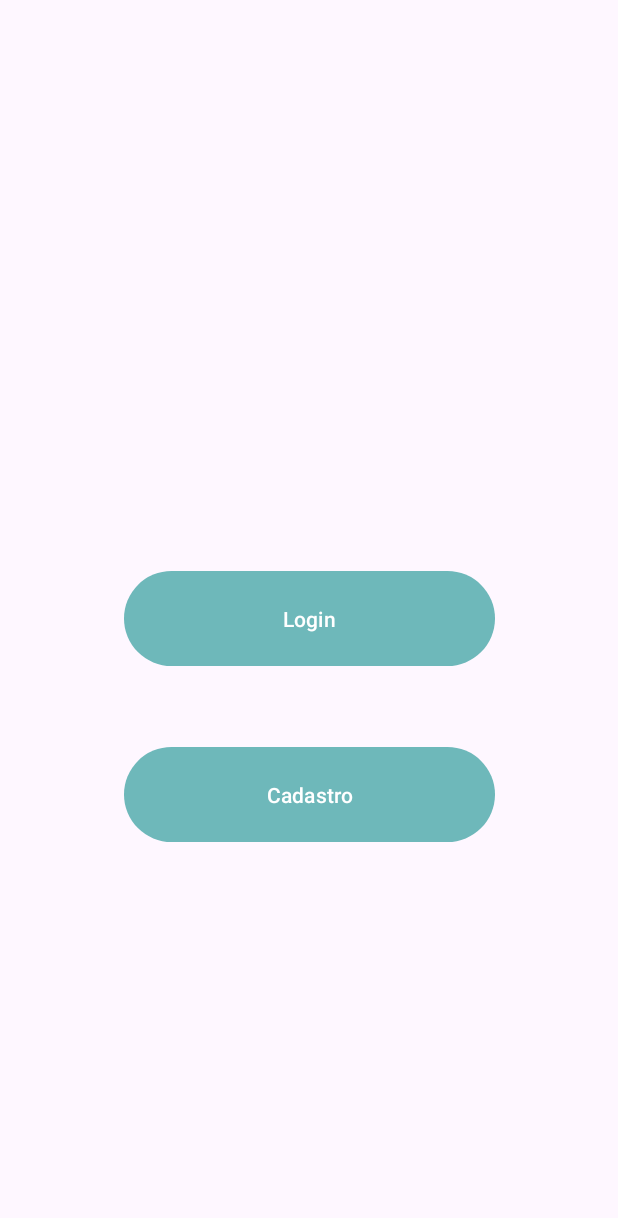
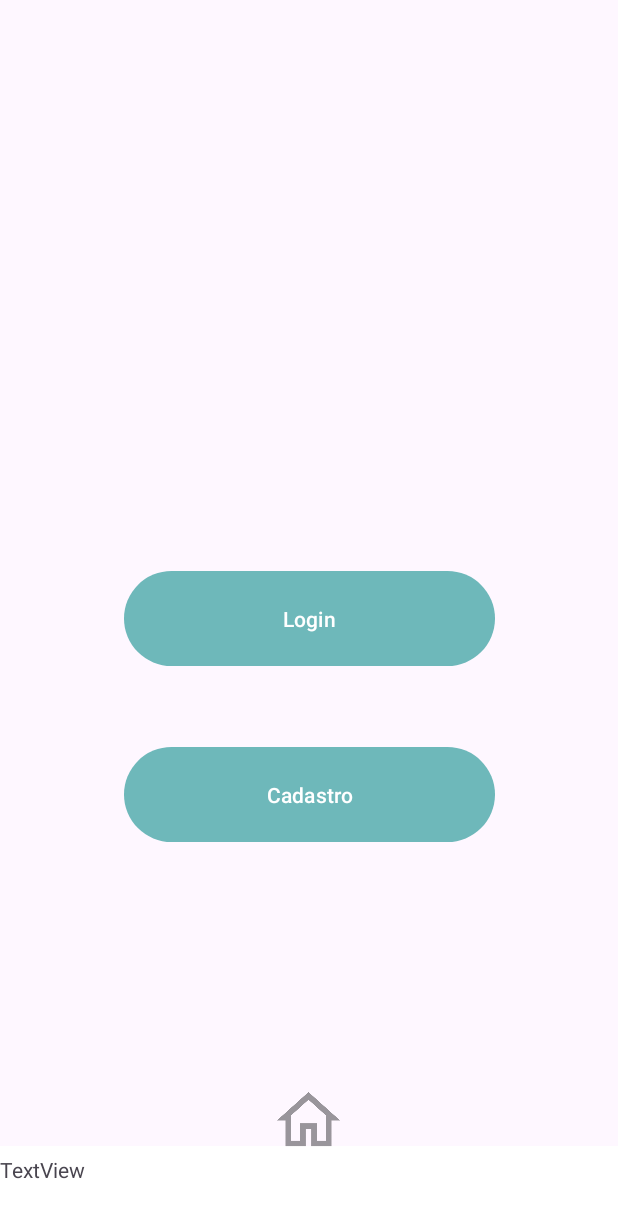
Before and after one commit to aaaaaaaaana/sprint3, an Android app: the screen it shows after launch (MainActivity), on a phone screen of 412 x 824 dp. Shown: the top 1218 px of the screen. Run offline under Robolectric (Android 15) with nearby library versions, the phone set to English and light mode, and no system bars.

Commit message:
menu embaixo esqueci o nome

```diff
--- a/app/src/main/res/layout/activity_main.xml
+++ b/app/src/main/res/layout/activity_main.xml
@@ -29,4 +29,53 @@
         app:layout_constraintStart_toStartOf="parent"
         app:layout_constraintTop_toTopOf="parent"
         app:layout_constraintVertical_bias="0.656" />
+
+    <androidx.coordinatorlayout.widget.CoordinatorLayout
+        android:layout_width="match_parent"
+        android:layout_height="100dp"
+        app:layout_constraintBottom_toBottomOf="parent"
+        app:layout_constraintEnd_toEndOf="parent"
+        app:layout_constraintStart_toStartOf="parent">
+
+        <com.google.android.material.bottomappbar.BottomAppBar
+            android:layout_width="match_parent"
+            android:layout_height="60dp"
+            app:backgroundTint="@color/white"
+            android:layout_gravity="bottom"
+            android:id="@+id/menu">
+        </com.google.android.material.bottomappbar.BottomAppBar>
+
+        <LinearLayout
+            android:layout_width="match_parent"
+            android:layout_height="match_parent"
+            android:orientation="horizontal">
+
+            <LinearLayout
+                android:layout_width="match_parent"
+                android:layout_height="match_parent"
+                android:orientation="vertical">
+
+                <ImageView
+                    android:id="@+id/imageView12"
+                    android:layout_width="158dp"
+                    android:layout_height="46dp"
+                    app:layout_anchor="@+id/menu"
+                    android:layout_gravity="center_horizontal"
+                    app:srcCompat="@drawable/home" />
+
+                <TextView
+                    android:id="@+id/textView12"
+                    android:layout_width="match_parent"
+                    android:layout_height="wrap_content"
+                    android:text="TextView" />
+
+            </LinearLayout>
+
+        </LinearLayout>
+
+
+
+    </androidx.coordinatorlayout.widget.CoordinatorLayout>
+
+
 </androidx.constraintlayout.widget.ConstraintLayout>
--- /dev/null
+++ b/app/src/main/res/values/dimens.xml
@@ -0,0 +1,5 @@
+<resources>
+    <!-- Default screen margins, per the Android Design guidelines. -->
+    <dimen name="activity_horizontal_margin">16dp</dimen>
+    <dimen name="activity_vertical_margin">16dp</dimen>
+</resources>
--- a/app/src/main/res/values/strings.xml
+++ b/app/src/main/res/values/strings.xml
@@ -9,4 +9,8 @@
     <string name="nome_completo">Nome completo</string>
     <string name="digite_seu_nome_completo">Digite seu nome completo</string>
     <string name="n_o_possui_cadastro_clique_aqui_para_se_cadastrar">Não possui cadastro? Clique aqui para se cadastrar</string>
+    <string name="title_activity_menu">Menu</string>
+    <string name="title_home">Home</string>
+    <string name="title_dashboard">Dashboard</string>
+    <string name="title_notifications">Notifications</string>
 </resources>
```
Also changed, not shown: app/build.gradle.kts (+7 -0 lines), app/src/main/AndroidManifest.xml (+18 -14 lines), app/src/main/res/drawable/ic_dashboard_black_24dp.xml (added, +9 -0 lines), app/src/main/res/drawable/ic_home_black_24dp.xml (added, +9 -0 lines), app/src/main/res/drawable/ic_notifications_black_24dp.xml (added, +9 -0 lines), app/src/main/res/menu/menu.xml (added, +39 -0 lines), gradle/libs.versions.toml (+8 -0 lines), app/src/main/res/drawable/home.png (added), app/src/main/res/drawable/perfil.png (added), app/src/main/res/drawable/resultado.png (added).
